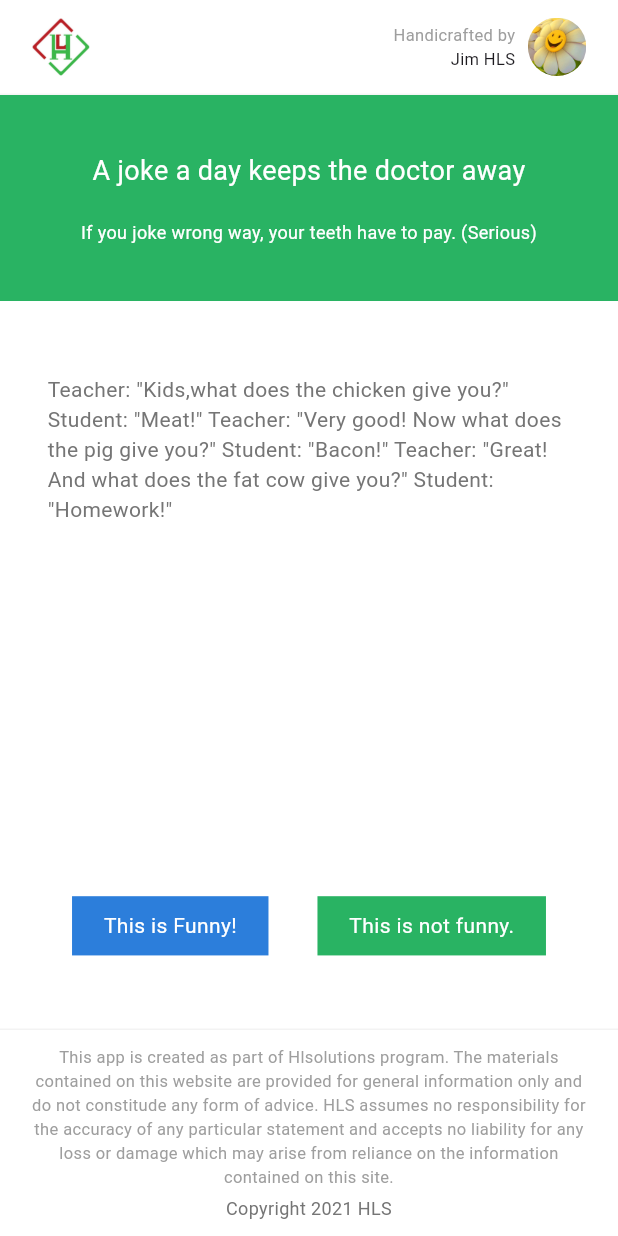
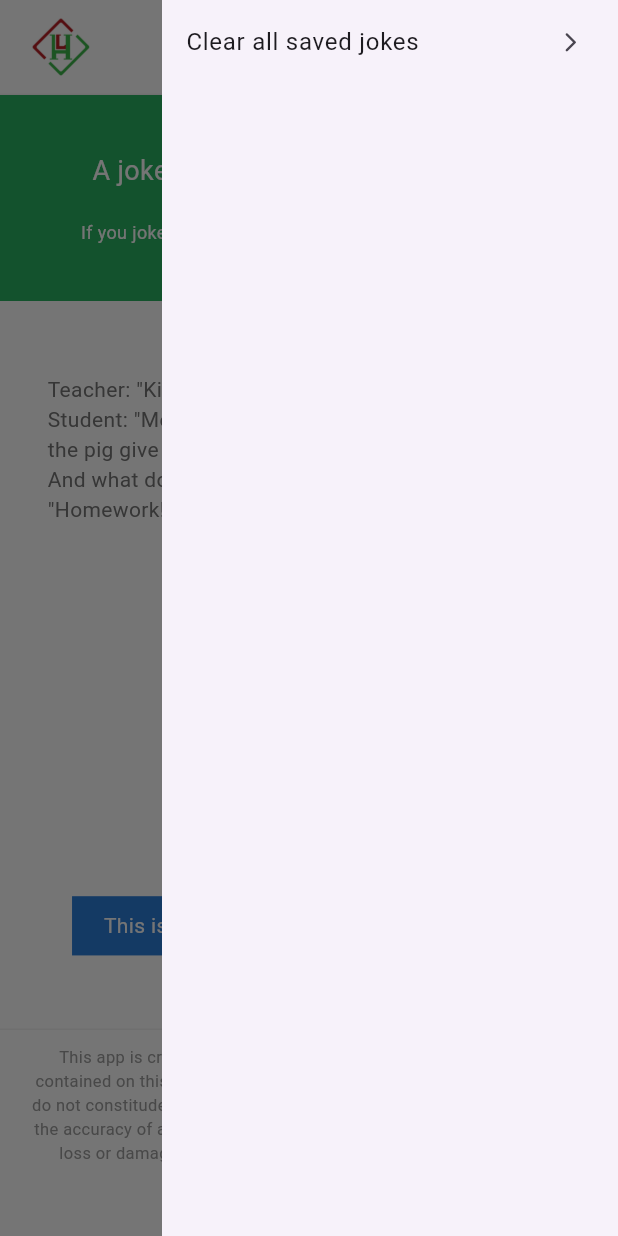
Before and after one commit to helkaloic/jokee-single-serving-app, a Flutter app: the screen it shows after launch, with the side drawer open (before the commit the screen has no drawer), on a phone screen of 412 x 824 dp. Run offline on Flutter 3.47's test engine with Material 3 defaults, Android fonts, the phone set to English and light mode, and no system bars; our stand-ins replace equatable, flutter_bloc, flutter_screenutil, fpdart, get_it, shared_preferences.

Commit message:
[add] added menu drawer to clear all saved jokes

```diff
--- a/lib/app/constants/app_const.dart
+++ b/lib/app/constants/app_const.dart
@@ -1,5 +1,6 @@
 class AppConst {
   AppConst._();
+  static const clearAll = "Clear all saved jokes";
   static const handicraftedBy = "Handicrafted by";
   static const handicraftedByAuthor = "Jim HLS";
   static const bannerTitle = "A joke a day keeps the doctor away";
--- a/lib/app/services/shared_preference.dart
+++ b/lib/app/services/shared_preference.dart
@@ -12,4 +12,6 @@ class SharedPrefService {
   }
 
   List<String> getJokeIds() => prefs.getStringList("jokes") ?? [];
+
+  void clearAllJokes() => prefs.remove("jokes");
 }
--- a/lib/presentation/cubit/joke_cubit.dart
+++ b/lib/presentation/cubit/joke_cubit.dart
@@ -43,4 +43,10 @@ class JokeCubit extends Cubit<JokeState> {
       },
     );
   }
+
+  Future<void> clearAllSavedJokes() async {
+    emit(state.copyWith(status: JokeStatus.loading));
+    prefs.clearAllJokes();
+    await getAllJokes();
+  }
 }
--- a/lib/presentation/pages/home_page.dart
+++ b/lib/presentation/pages/home_page.dart
@@ -26,6 +26,7 @@ class HomePage extends StatelessWidget {
           _HomePageBody(),
         ],
       ),
+      endDrawer: _HomePageDrawer(),
     );
   }
 }
@@ -213,7 +214,9 @@ class _HomePageAppBar extends StatelessWidget {
   }
 
   Widget _buildListTileInfo(BuildContext context) {
-    return Row(
+    return GestureDetector(
+      onTap: () => Scaffold.of(context).openEndDrawer(),
+      child: Row(
         children: [
           Column(
             mainAxisSize: MainAxisSize.min,
@@ -239,6 +242,7 @@ class _HomePageAppBar extends StatelessWidget {
             ),
           ),
         ],
+      ),
     );
   }
 
@@ -251,3 +255,31 @@ class _HomePageAppBar extends StatelessWidget {
     );
   }
 }
+
+class _HomePageDrawer extends StatelessWidget {
+  Future<void> _clearAllSavedJokes(BuildContext context) async {
+    Scaffold.of(context).closeEndDrawer();
+    await context.read<JokeCubit>().clearAllSavedJokes();
+  }
+
+  @override
+  Widget build(BuildContext context) {
+    return Drawer(
+      shape: const RoundedRectangleBorder(),
+      child: ListView(
+        children: [
+          InkWell(
+            onTap: () => _clearAllSavedJokes(context),
+            child: ListTile(
+              title: Text(
+                AppConst.clearAll,
+                style: context.textStyle.bodyM,
+              ),
+              trailing: Icon(Icons.arrow_forward_ios_rounded, size: 16.r),
+            ),
+          ),
+        ],
+      ),
+    );
+  }
+}
```
Lines whose indentation alone changed are shown as unchanged.
